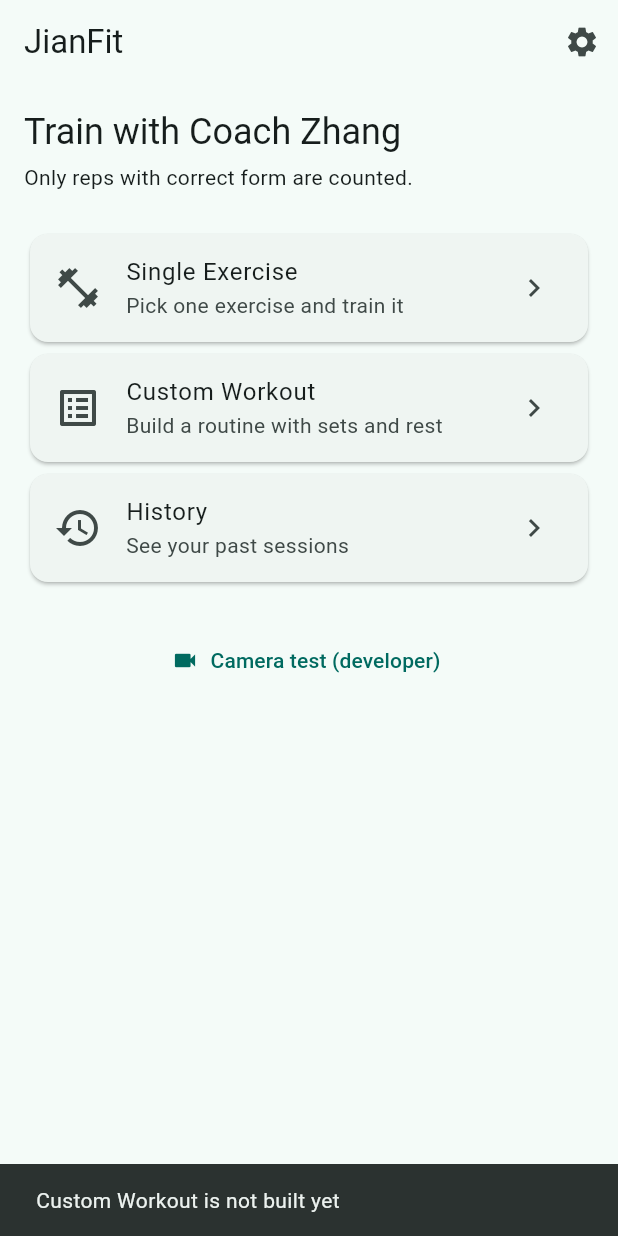
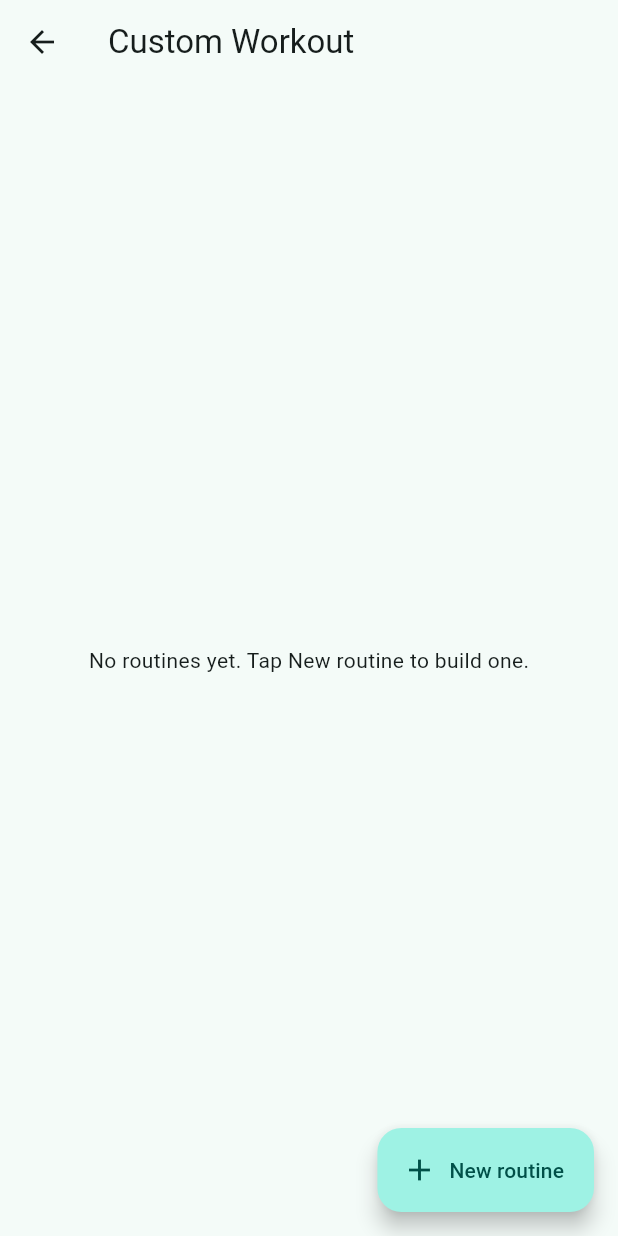
Before and after one commit to komusuki/JianFit, a Flutter app: the screen it shows after launch, after a tap on "Custom Workout", on a phone screen of 412 x 824 dp. Run offline on Flutter 3.47's test engine with Material 3 defaults, Android fonts, the phone set to English and light mode, and no system bars; our stand-ins replace camera, flutter_tts, permission_handler, shared_preferences, sqflite, wakelock_plus; missing offline and left inert: google_mlkit_pose_detection; accounts and stored records are empty.

Commit message:
Connect History, add routine list and workout builder, shared NumberPicker

```diff
--- a/lib/screens/home_screen.dart
+++ b/lib/screens/home_screen.dart
@@ -3,14 +3,13 @@ import 'package:flutter/material.dart';
 import 'camera_test_screen.dart';
 import 'exercise_list_screen.dart';
 import 'settings_screen.dart';
+import '../services/database_service.dart';
+import 'history_screen.dart';
+import 'routine_list_screen.dart';
 
 class HomeScreen extends StatelessWidget {
   const HomeScreen({super.key});
 
-  void _notBuiltYet(BuildContext context, String feature) {
-    ScaffoldMessenger.of(context)
-        .showSnackBar(SnackBar(content: Text('$feature is not built yet')));
-  }
 
   @override
   Widget build(BuildContext context) {
@@ -51,13 +50,22 @@ class HomeScreen extends StatelessWidget {
             icon: Icons.list_alt,
             title: 'Custom Workout',
             subtitle: 'Build a routine with sets and rest',
-            onTap: () => _notBuiltYet(context, 'Custom Workout'),
+            onTap: () => Navigator.push(
+              context,
+              MaterialPageRoute(builder: (_) => const RoutineListScreen()),
+            ),
           ),
           _HomeCard(
             icon: Icons.history,
             title: 'History',
             subtitle: 'See your past sessions',
-            onTap: () => _notBuiltYet(context, 'History'),
+            onTap: () => Navigator.push(
+              context,
+              MaterialPageRoute(
+                builder: (_) =>
+                    HistoryScreen(database: DatabaseService.instance),
+              ),
+            ),
           ),
           const SizedBox(height: 24),
           TextButton.icon(
--- /dev/null
+++ b/lib/screens/routine_list_screen.dart
@@ -0,0 +1,105 @@
+import 'package:flutter/material.dart';
+
+import '../models/workout_records.dart';
+import '../services/database_service.dart';
+import 'routine_builder_screen.dart';
+
+// Custom Workout Mode: the saved routines (Member C's database).
+// New routine opens the builder. Running a routine comes with the
+// routine runner.
+class RoutineListScreen extends StatefulWidget {
+  const RoutineListScreen({super.key});
+
+  @override
+  State<RoutineListScreen> createState() => _RoutineListScreenState();
+}
+
+class _RoutineListScreenState extends State<RoutineListScreen> {
+  List<Routine>? _routines;
+
+  @override
+  void initState() {
+    super.initState();
+    _load();
+  }
+
+  Future<void> _load() async {
+    final routines = await DatabaseService.instance.listRoutines();
+    if (mounted) setState(() => _routines = routines);
+  }
+
+  Future<void> _create() async {
+    final saved = await Navigator.push<bool>(
+      context,
+      MaterialPageRoute(builder: (_) => const RoutineBuilderScreen()),
+    );
+    if (saved == true) _load();
+  }
+
+  Future<void> _delete(Routine r) async {
+    final ok = await showDialog<bool>(
+      context: context,
+      builder: (c) => AlertDialog(
+        title: Text('Delete "${r.name}"?'),
+        content: const Text('Past sessions stay in your history.'),
+        actions: [
+          TextButton(
+            onPressed: () => Navigator.pop(c, false),
+            child: const Text('Cancel'),
+          ),
+          FilledButton(
+            onPressed: () => Navigator.pop(c, true),
+            child: const Text('Delete'),
+          ),
+        ],
+      ),
+    );
+    if (ok != true) return;
+    await DatabaseService.instance.deleteRoutine(r.id!);
+    _load();
+  }
+
+  @override
+  Widget build(BuildContext context) {
+    final routines = _routines;
+    return Scaffold(
+      appBar: AppBar(title: const Text('Custom Workout')),
+      floatingActionButton: FloatingActionButton.extended(
+        onPressed: _create,
+        icon: const Icon(Icons.add),
+        label: const Text('New routine'),
+      ),
+      body: routines == null
+          ? const Center(child: CircularProgressIndicator())
+          : routines.isEmpty
+          ? const Center(
+        child: Text('No routines yet. Tap New routine to build one.'),
+      )
+          : ListView(
+        padding: const EdgeInsets.fromLTRB(12, 12, 12, 88),
+        children: [
+          for (final r in routines)
+            Card(
+              child: ListTile(
+                title: Text(r.name),
+                subtitle: Text(
+                  '${r.items.length} exercises, '
+                      '${r.items.fold(0, (sum, i) => sum + i.sets)} sets',
+                ),
+                trailing: IconButton(
+                  icon: const Icon(Icons.delete_outline),
+                  tooltip: 'Delete',
+                  onPressed: () => _delete(r),
+                ),
+                onTap: () => ScaffoldMessenger.of(context).showSnackBar(
+                  const SnackBar(
+                    content: Text('Running routines comes next'),
+                  ),
+                ),
+              ),
+            ),
+        ],
+      ),
+    );
+  }
+}
```
Also changed, not shown: lib/screens/exercise_detail_screen.dart (+4 -39 lines), lib/screens/routine_builder_screen.dart (added, +243 -0 lines), lib/widgets/number_picker.dart (added, +40 -0 lines).
